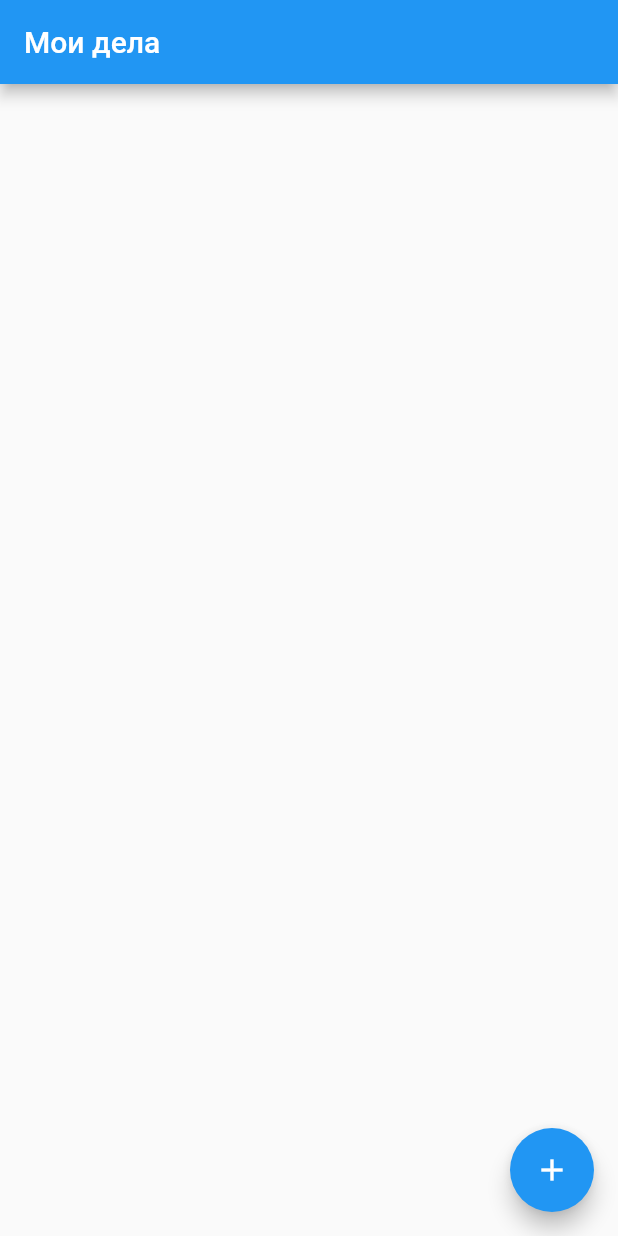
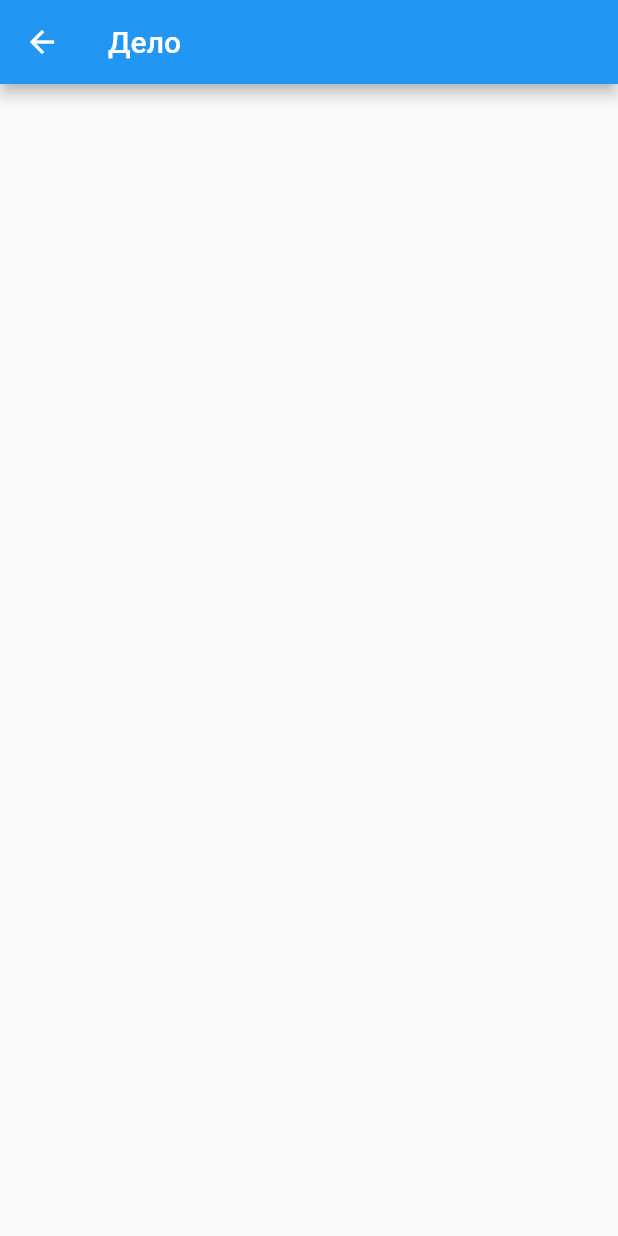
Before and after one commit to maksimn/todolistflutter, a Flutter app: the screen it shows after launch, after a tap on the "add" icon, on a phone screen of 412 x 824 dp. Run offline on Flutter 3.47's test engine with Material 2 defaults, Android fonts, the phone set to English and light mode, and no system bars.

Commit message:
[TDLF-2]: Navigation to TodoEditor from MainTodoList.

```diff
--- a/lib/main_todolist/main_todolist_widget.dart
+++ b/lib/main_todolist/main_todolist_widget.dart
@@ -1,5 +1,5 @@
-import 'package:flutter/foundation.dart';
 import 'package:flutter/material.dart';
+import 'package:todolist/todo_editor/todo_editor_widget.dart';
 
 class MainTodoListWidget extends StatefulWidget {
   const MainTodoListWidget({Key? key, required this.title}) : super(key: key);
@@ -12,9 +12,10 @@ class MainTodoListWidget extends StatefulWidget {
 
 class _MainTodoListWidgetState extends State<MainTodoListWidget> {
   void _onPlusButtonPressed() {
-    if (kDebugMode) {
-      print('Plus button pressed on main screen');
-    }
+    Navigator.push(
+      context,
+      MaterialPageRoute(builder: (context) => const TodoEditorWidget()),
+    );
   }
 
   @override
--- /dev/null
+++ b/lib/todo_editor/todo_editor_widget.dart
@@ -0,0 +1,15 @@
+import 'package:flutter/material.dart';
+
+class TodoEditorWidget extends StatelessWidget {
+  const TodoEditorWidget({Key? key}) : super(key: key);
+
+  @override
+  Widget build(BuildContext context) {
+    return Scaffold(
+      appBar: AppBar(
+        title: const Text("Дело"),
+      ),
+      body: const SizedBox.shrink(),
+    );
+  }
+}
```
